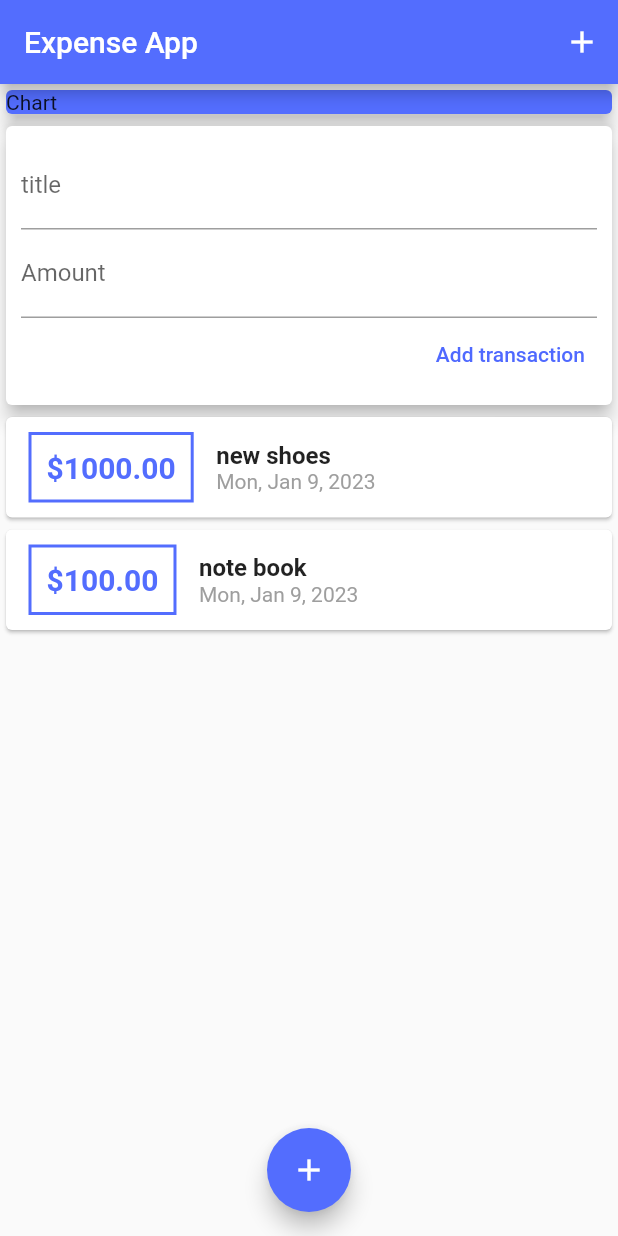
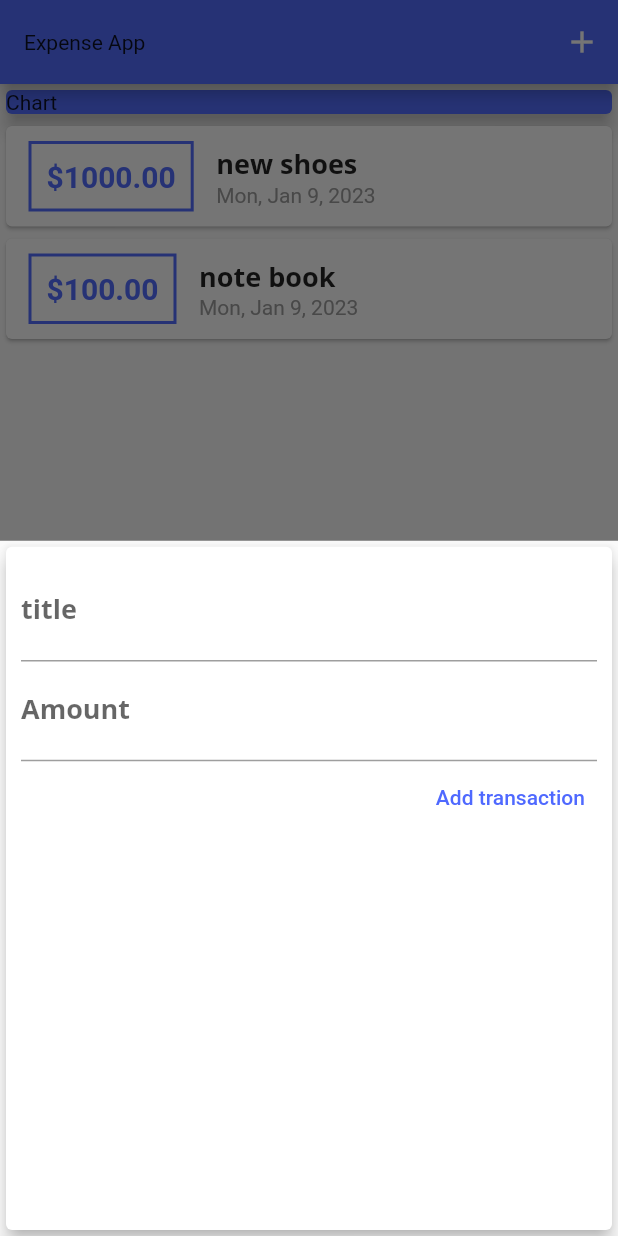
Before and after one commit to FidelAHM/personal-expense-tracker, a Flutter app: the screen it shows after launch, after a tap on the "add" icon, on a phone screen of 412 x 824 dp. Run offline on Flutter 3.47's test engine with Material 2 defaults, Android fonts, the phone set to English and light mode, and no system bars.

Commit message:
new code

```diff
--- a/lib/main.dart
+++ b/lib/main.dart
@@ -1,43 +1,90 @@
+import 'dart:ui';
+
 import 'package:expense_app/widgets/new_transaction.dart';
 import 'package:expense_app/widgets/transaction_list.dart';
-import 'package:expense_app/widgets/user_transaction.dart';
 import 'package:flutter/material.dart';
+import './models/transaction.dart';
 
 void main() {
-  runApp(const MyApp());
+  runApp(MyApp());
 }
 
 class MyApp extends StatelessWidget {
-  const MyApp({super.key});
-
   @override
   Widget build(BuildContext context) {
     return MaterialApp(
         debugShowCheckedModeBanner: false,
-        title: 'Flutter Demo',
+        title: 'Expense App',
         theme: ThemeData(
-          primarySwatch: Colors.blue,
-        ),
+            primarySwatch: Colors.indigo,
+            accentColor: Colors.amber,
+            fontFamily: 'Quicksand',
+            textTheme: ThemeData.light().textTheme.copyWith(
+                titleMedium: TextStyle(
+                    fontFamily: 'OpenSans',
+                    fontSize: 18,
+                    fontWeight: FontWeight.bold)),
+            appBarTheme: AppBarTheme(
+                textTheme: ThemeData.light().textTheme.copyWith(
+                    titleMedium: TextStyle(
+                        fontFamily: 'OpenSans',
+                        fontSize: 20,
+                        fontWeight: FontWeight.bold)))),
         home: MyHomePage());
   }
 }
 
-class MyHomePage extends StatelessWidget {
-  // String? titleInput;
-  // String? amountInput;
+class MyHomePage extends StatefulWidget {
+  @override
+  State<MyHomePage> createState() => _MyHomePageState();
+}
+
+class _MyHomePageState extends State<MyHomePage> {
+  final List<Transaction> _userTransactions = [
+    Transaction(
+        id: 'tl', title: 'new shoes', amount: 1000, date: DateTime.now()),
+    Transaction(id: 't2', title: 'note book', amount: 100, date: DateTime.now())
+  ];
+  void _addNewTransaction(String txTitle, double txAmount) {
+    final newTx = Transaction(
+        title: txTitle,
+        amount: txAmount,
+        id: DateTime.now().toString(),
+        date: DateTime.now());
+    setState(() {
+      _userTransactions.add(newTx);
+    });
+  }
+
+  void _startAddNewTransaction(BuildContext ctx) {
+    showModalBottomSheet(
+        context: ctx,
+        builder: (_) {
+          return GestureDetector(
+            onTap: () {},
+            child: NewTransaction(_addNewTransaction),
+            behavior: HitTestBehavior.opaque,
+          );
+        });
+  }
 
   @override
   Widget build(BuildContext context) {
     return Scaffold(
       appBar: AppBar(
         backgroundColor: Colors.indigoAccent,
-        title: Text('Expense App'),
+        title: Text(
+          'Expense App',
+          style: TextStyle(),
+        ),
         actions: [
           IconButton(
             icon: Icon(
               Icons.add,
             ),
-            onPressed: () {},
+            onPressed: () {
+              _startAddNewTransaction(context);
+            },
           )
         ],
       ),
@@ -52,7 +99,7 @@ class MyHomePage extends StatelessWidget {
                 elevation: 5,
               ),
             ),
-            UserTransaction()
+            TransactionList(_userTransactions)
           ],
         ),
       ),
@@ -60,7 +107,9 @@ class MyHomePage extends StatelessWidget {
       floatingActionButton: FloatingActionButton(
         backgroundColor: Colors.indigoAccent,
         child: Icon(Icons.add),
-        onPressed: () {},
+        onPressed: () {
+          _startAddNewTransaction(context);
+        },
       ),
     );
   }
--- a/lib/widgets/new_transaction.dart
+++ b/lib/widgets/new_transaction.dart
@@ -1,10 +1,18 @@
 import 'package:flutter/material.dart';
 
-class NewTransaction extends StatelessWidget {
-  final titleController = TextEditingController();
-  final amountController = TextEditingController();
+class NewTransaction extends StatefulWidget {
   final Function addTx;
   NewTransaction(this.addTx);
+
+  @override
+  State<NewTransaction> createState() => _NewTransactionState();
+}
+
+class _NewTransactionState extends State<NewTransaction> {
+  final titleController = TextEditingController();
+
+  final amountController = TextEditingController();
+
   void Submit() {
     final enterdTitle = titleController.text;
     final enterdAmount = double.parse(amountController.text);
@@ -12,7 +20,8 @@ class NewTransaction extends StatelessWidget {
     if (enterdTitle.isEmpty || enterdAmount < 0) {
       return;
     }
-    addTx(titleController.text, double.parse(amountController.text));
+    widget.addTx(titleController.text, double.parse(amountController.text));
+    Navigator.of(context).pop;
   }
 
   @override
--- a/lib/widgets/transaction_list.dart
+++ b/lib/widgets/transaction_list.dart
@@ -2,7 +2,6 @@ import 'package:flutter/material.dart';
 import 'package:expense_app/models/transaction.dart';
 import 'package:intl/intl.dart';
 import './transaction_list.dart';
-import './user_transaction.dart';
 
 class TransactionList extends StatelessWidget {
   final List<Transaction> transactions;
@@ -35,7 +34,7 @@ class TransactionList extends StatelessWidget {
                 children: [
                   Text(
                     transactions[index].title,
-                    style: TextStyle(fontWeight: FontWeight.bold, fontSize: 16),
+                    style: Theme.of(context).textTheme.titleMedium,
                   ),
                   Text(
                     DateFormat.yMMMEd().format(transactions[index].date),
```
Also changed, not shown: pubspec.yaml (+12 -11 lines), assets/fonts/OpenSans-Bold.ttf (added), assets/fonts/OpenSans-Regular.ttf (added), assets/fonts/Quicksand-Bold.ttf (added), assets/fonts/Quicksand-Light.ttf (added), assets/fonts/Quicksand-Medium.ttf (added), assets/fonts/Quicksand-Regular.ttf (added), assets/images/smartphone.png (added), 1 other file.
